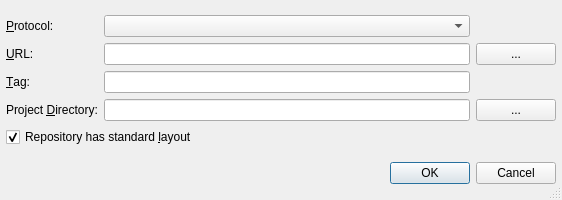
Old version of the form Plugins/VcsPlugins/vcsPySvn/SvnNewProjectOptionsDialog.ui in the repository testmana2/test.
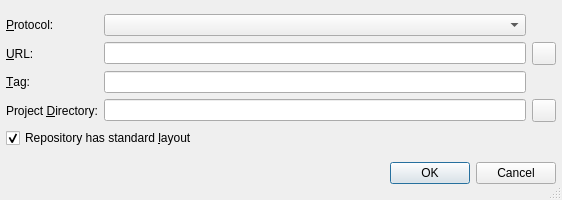
New version of the form.

Commit message: Changed all the file or directory selection buttons to QToolButton and gave them an icon.

What changed in the file:
```diff
--- a/Plugins/VcsPlugins/vcsPySvn/SvnNewProjectOptionsDialog.ui
+++ b/Plugins/VcsPlugins/vcsPySvn/SvnNewProjectOptionsDialog.ui
@@ -35,16 +35,6 @@
        </property>
       </widget>
      </item>
-     <item row="3" column="2">
-      <widget class="QPushButton" name="projectDirButton">
-       <property name="toolTip">
-        <string>Select the project directory via a directory selection dialog</string>
-       </property>
-       <property name="text">
-        <string>...</string>
-       </property>
-      </widget>
-     </item>
      <item row="0" column="1">
       <widget class="QComboBox" name="protocolCombo">
        <property name="toolTip">
@@ -110,16 +100,6 @@
        </property>
       </widget>
      </item>
-     <item row="1" column="2">
-      <widget class="QPushButton" name="vcsUrlButton">
-       <property name="toolTip">
-        <string>Select the repository url via a directory selection dialog or the repository browser</string>
-       </property>
-       <property name="text">
-        <string>...</string>
-       </property>
-      </widget>
-     </item>
      <item row="3" column="0">
       <widget class="QLabel" name="TextLabel4">
        <property name="text">
@@ -140,6 +120,20 @@
        </property>
       </widget>
      </item>
+     <item row="1" column="2">
+      <widget class="QToolButton" name="vcsUrlButton">
+       <property name="toolTip">
+        <string>Select the repository url via a directory selection dialog or the repository browser</string>
+       </property>
+      </widget>
+     </item>
+     <item row="3" column="2">
+      <widget class="QToolButton" name="projectDirButton">
+       <property name="toolTip">
+        <string>Select the project directory via a directory selection dialog</string>
+       </property>
+      </widget>
+     </item>
     </layout>
    </item>
    <item>
```
The commit also changes 127 other files.
